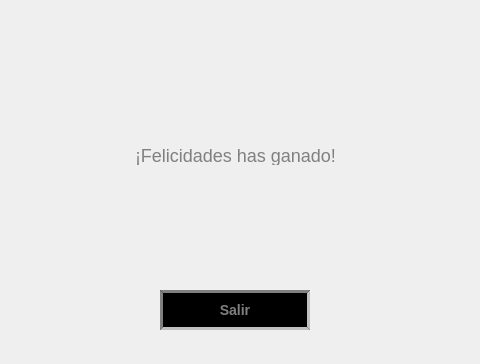
Before: the Qt Designer form client/vista/menu/menu_finalizar.ui in AlanValdevenito/Worms, drawn with Qt 5; both pictures show x 94 to 574 and y 140 to 504 of the 658 by 504 pixel window.
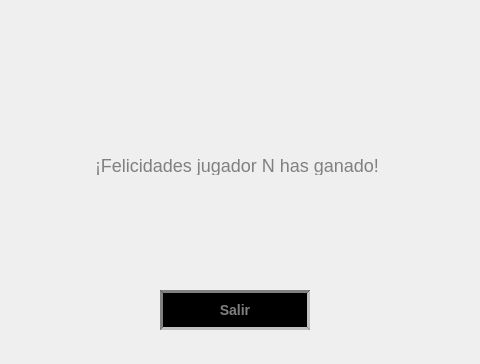
After: the same form once the commit is applied. Icons and pictures are not drawn.

Commit message:
Se modifica el mensaje de la ventana de finalizado
Se agrega el ID del jugador para identificar a quien le pertenece cada ventana

The edit to the form file:
```diff
--- a/client/vista/menu/menu_finalizar.ui
+++ b/client/vista/menu/menu_finalizar.ui
@@ -146,9 +146,9 @@
       <widget class="QLabel" name="resultadoLabel">
        <property name="geometry">
         <rect>
-         <x>220</x>
-         <y>30</y>
-         <width>201</width>
+         <x>180</x>
+         <y>40</y>
+         <width>291</width>
          <height>20</height>
         </rect>
        </property>
@@ -157,7 +157,7 @@
 font: 18px;</string>
        </property>
        <property name="text">
-        <string>¡Felicidades has ganado!</string>
+        <string>¡Felicidades jugador N has ganado!</string>
        </property>
       </widget>
      </widget>
```
The commit also changes 1 other file.
